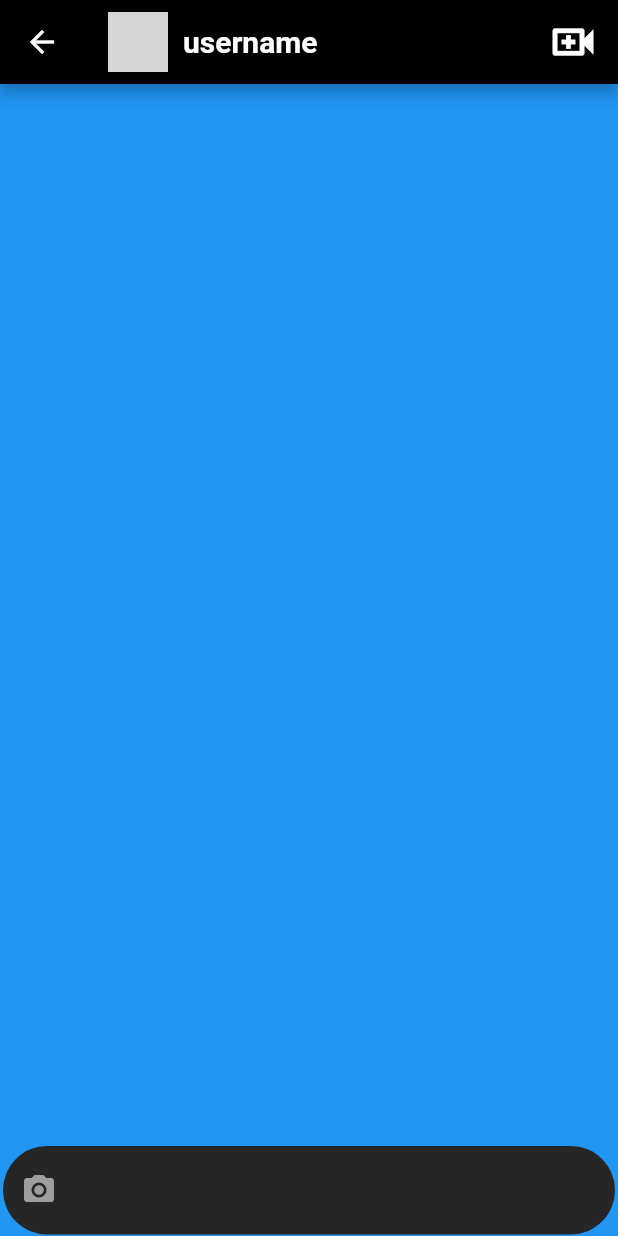
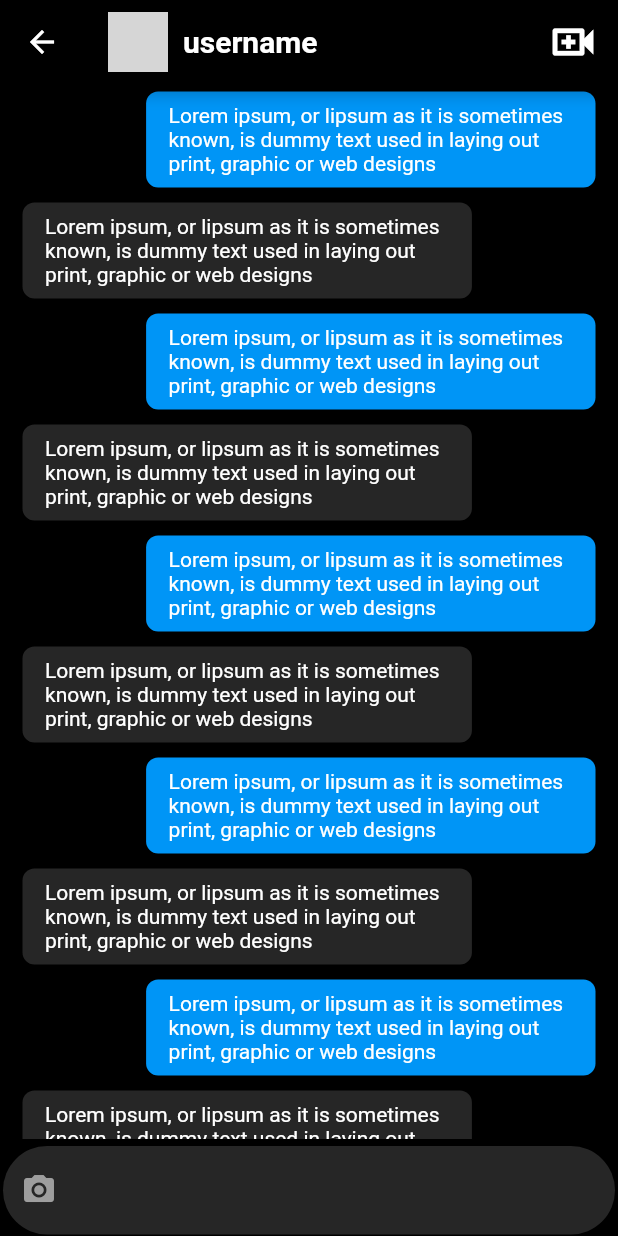
Before and after one commit to Harsh-Pokarna/Instagram-Clone-Flutter, a Flutter app: the ChatScreen screen opened directly, on a phone screen of 412 x 824 dp. Run offline on Flutter 3.47's test engine with Material 2 defaults, Android fonts, the phone set to English and light mode, and no system bars; our stand-ins replace cloud_firestore, firebase_auth, firebase_core, firebase_storage, flutter_svg, image_picker and 1 more; missing offline and left inert: dart:ffi, staggered_grid_view_flutter; accounts and stored records are empty; network calls fail; grey boxes are pictures that could not be loaded.

Commit message:
saving firebase chat made and ui done

```diff
--- a/lib/screens/chat_screen.dart
+++ b/lib/screens/chat_screen.dart
@@ -1,6 +1,8 @@
 import 'package:flutter/material.dart';
 import 'package:instagram_clone/utils/colors.dart';
 import 'package:instagram_clone/utils/global_variables.dart';
+import 'package:instagram_clone/widgets/my_message_card.dart';
+import 'package:instagram_clone/widgets/sender_message_card.dart';
 
 class ChatScreen extends StatefulWidget {
   ChatScreen({Key? key}) : super(key: key);
@@ -51,29 +53,29 @@ class _ChatScreenState extends State<ChatScreen> {
           ),
         ],
       ),
-      body: Container(
-        color: Colors.red,
-        child: GestureDetector(
+      body: Stack(
+        children: [
+          GestureDetector(
             onTap: () {
-            print('tapped');
-            FocusScope.of(context).requestFocus(null);
-          },
-          child: Stack(
-            children: [
-              Column(
-                children: [
-                   Expanded(
-                  child: GestureDetector(
-                      onTap: () {
-                        print('tapped new');
               FocusManager.instance.primaryFocus?.unfocus();
             },
             child: Container(
-                        color: Colors.blue,
+              margin: const EdgeInsets.only(bottom: 65),
+              height: double.infinity,
+              width: double.infinity,
+              color: mobileBackgroundColor,
+              child: ListView.builder(
+                itemBuilder: (_, index) => index % 2 == 0
+                    ? const MyMessageCard(
+                        text:
+                            'Lorem ipsum, or lipsum as it is sometimes known, is dummy text used in laying out print, graphic or web designs')
+                    : const SenderMessageCard(
+                        text:
+                            'Lorem ipsum, or lipsum as it is sometimes known, is dummy text used in laying out print, graphic or web designs'),
+                itemCount: 20,
+                shrinkWrap: true,
               ),
             ),
-                ),
-                ],
           ),
           Positioned(
             left: 0,
@@ -88,6 +90,14 @@ class _ChatScreenState extends State<ChatScreen> {
                     Icons.camera_alt,
                     color: Colors.grey,
                   ),
+                  suffix:
+                     GestureDetector(
+                      onTap: () {},
+                       child: const Padding(
+                         padding: EdgeInsets.only(right: 8),
+                         child: Text('Send', style: TextStyle(color: blueColor, fontWeight: FontWeight.bold)),
+                       ),
+                     ),
                   border: OutlineInputBorder(
                     borderRadius: BorderRadius.circular(100),
                     borderSide: BorderSide.none,
@@ -101,8 +111,6 @@ class _ChatScreenState extends State<ChatScreen> {
           )
         ],
       ),
-        ),
-      ),
     );
   }
 }
--- /dev/null
+++ b/lib/widgets/my_message_card.dart
@@ -0,0 +1,36 @@
+import 'package:flutter/material.dart';
+import 'package:instagram_clone/utils/colors.dart';
+
+class MyMessageCard extends StatelessWidget {
+  final String text;
+  const MyMessageCard({Key? key, required this.text}) : super(key: key);
+
+  @override
+  Widget build(BuildContext context) {
+    return Align(
+      alignment: Alignment.centerRight,
+      child: ConstrainedBox(
+        constraints: BoxConstraints(
+          maxWidth: MediaQuery.of(context).size.width * 0.8
+        ),
+        child: Card(
+          elevation: 1,
+          shape: RoundedRectangleBorder(
+            borderRadius: BorderRadius.circular(8)
+          ),
+          color: blueColor,
+          margin: const EdgeInsets.symmetric(vertical: 5, horizontal: 15),
+          child: Padding(
+            padding: const EdgeInsets.symmetric(vertical: 8, horizontal: 15),
+            child: Text(
+              text,
+              style: const TextStyle(
+                color: primaryColor
+              ),
+            ),
+          ),
+        ),
+      ),
+    );
+  }
+}
--- /dev/null
+++ b/lib/widgets/sender_message_card.dart
@@ -0,0 +1,36 @@
+import 'package:flutter/material.dart';
+import 'package:instagram_clone/utils/colors.dart';
+
+class SenderMessageCard extends StatelessWidget {
+  final String text;
+  const SenderMessageCard({Key? key, required this.text}) : super(key: key);
+
+  @override
+  Widget build(BuildContext context) {
+    return Align(
+      alignment: Alignment.centerLeft,
+      child: ConstrainedBox(
+        constraints: BoxConstraints(
+          maxWidth: MediaQuery.of(context).size.width * 0.8
+        ),
+        child: Card(
+          elevation: 1,
+          shape: RoundedRectangleBorder(
+            borderRadius: BorderRadius.circular(8)
+          ),
+          color: mobileSearchColor,
+          margin: const EdgeInsets.symmetric(vertical: 5, horizontal: 15),
+          child: Padding(
+            padding: const EdgeInsets.symmetric(vertical: 8, horizontal: 15),
+            child: Text(
+              text,
+              style: const TextStyle(
+                color: primaryColor
+              ),
+            ),
+          ),
+        ),
+      ),
+    );
+  }
+}
```
Also changed, not shown: lib/models/chat_message.dart (added, +74 -0 lines), lib/resources/chat_methods.dart (added, +18 -0 lines). Lines whose indentation alone changed are shown as unchanged.
